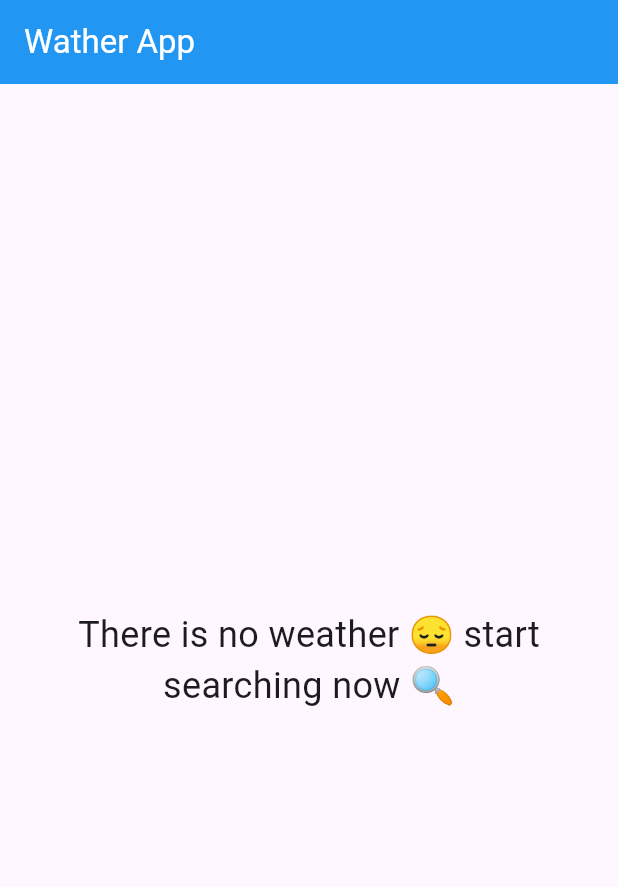
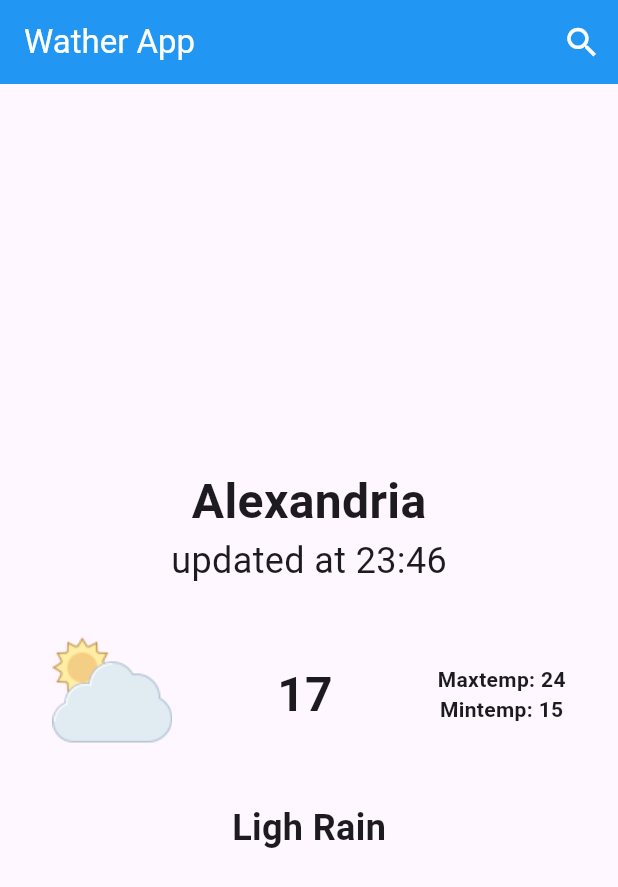
Before and after one commit to Abdo-Elsabagh/wather_app, a Flutter app: the screen it shows after launch, on a phone screen of 412 x 824 dp. Shown: the top 887 px of the screen. Run offline on Flutter 3.47's test engine with Material 3 defaults, Android fonts, the phone set to English and light mode, and no system bars.

Commit message:
"Added search button to app bar and replaced NoWeatherBody with WeatherInfoBody in HomeView"

```diff
--- a/lib/pages/home_page.dart
+++ b/lib/pages/home_page.dart
@@ -1,5 +1,6 @@
 import 'package:flutter/material.dart';
-import 'package:wather_app/widget/no_weater_body.dart';
+import 'package:wather_app/pages/search_page.dart';
+import 'package:wather_app/widget/weather_info_body.dart';
 
 class Homeviem extends StatelessWidget {
   const Homeviem({super.key});
@@ -9,11 +10,24 @@ class Homeviem extends StatelessWidget {
     return Scaffold(
         appBar: AppBar(
           backgroundColor: Colors.blue,
+          actions: [
+            IconButton(
+                onPressed: () {
+                  Navigator.of(context).push(MaterialPageRoute(
+                    builder: (context) => const SearchViem(),
+                  ));
+                },
+                icon: const Icon(
+                  Icons.search,
+                  size: 26,
+                  color: Colors.white,
+                ))
+          ],
           title: const Text(
             'Wather App',
             style: TextStyle(color: Colors.white),
           ),
         ),
-        body: const NowatherBody());
+        body: const WatherInfoBody());
   }
 }
--- /dev/null
+++ b/lib/widget/weather_info_body.dart
@@ -0,0 +1,57 @@
+import 'package:flutter/material.dart';
+
+class WatherInfoBody extends StatelessWidget {
+  const WatherInfoBody({super.key});
+
+  @override
+  Widget build(BuildContext context) {
+    return Scaffold(
+      body: Center(
+          child: Column(
+        mainAxisSize: MainAxisSize.min,
+        children: [
+          const Text('Alexandria',
+              style: TextStyle(fontSize: 32, fontWeight: FontWeight.bold)),
+          const Text(
+            'updated at 23:46',
+            style: TextStyle(
+              fontSize: 24,
+            ),
+          ),
+          const SizedBox(
+            height: 32,
+          ),
+          Row(
+            mainAxisAlignment: MainAxisAlignment.spaceAround,
+            children: [
+              Image.asset('assets/images/cloudy.png'),
+              const Text(
+                '17',
+                style: TextStyle(fontSize: 32, fontWeight: FontWeight.bold),
+              ),
+              const Column(
+                children: [
+                  Text(
+                    'Maxtemp: 24',
+                    style: TextStyle(fontWeight: FontWeight.bold),
+                  ),
+                  Text(
+                    'Mintemp: 15',
+                    style: TextStyle(fontWeight: FontWeight.bold),
+                  )
+                ],
+              )
+            ],
+          ),
+          const SizedBox(
+            height: 32,
+          ),
+          const Text(
+            'Ligh Rain',
+            style: TextStyle(fontSize: 24, fontWeight: FontWeight.bold),
+          )
+        ],
+      )),
+    );
+  }
+}
```
Also changed, not shown: lib/pages/search_page.dart (added, +37 -0 lines).
